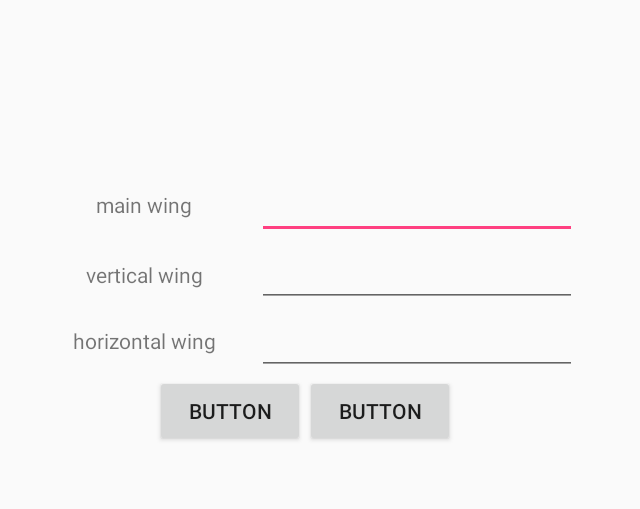
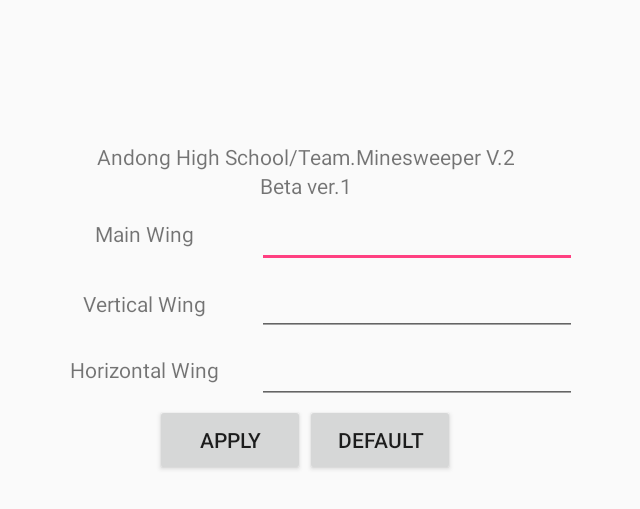
Before and after one commit to j3j3y123/FTMinesweeper, an Android app: the SettingActivity screen opened directly, with no data from a screen before it, on a phone screen of 824 x 412 dp (held sideways). Shown: the top 509 px of the screen, without its empty margins (313-953 px from the left). Run offline under Robolectric (Android 15) with nearby library versions, the phone set to English and light mode, and no system bars.

Commit message:
설정 화면 다듬기

```diff
--- a/app/src/main/java/school/high/andong/ftminesweeper/ControlActivity.java
+++ b/app/src/main/java/school/high/andong/ftminesweeper/ControlActivity.java
@@ -66,13 +66,20 @@ public class ControlActivity extends AppCompatActivity {
         setting_btn.setOnClickListener(new View.OnClickListener() {
             @Override
             public void onClick(View v) {
-                startActivity(new Intent(getApplicationContext(),SettingActivity.class), true);
+                startActivity(new Intent(getApplicationContext(), SettingActivity.class), true);
 
             }
         });
         /*
           설정 버튼 눌렀을때 설정으로 이동
          */
+
+        stop_btn.setOnClickListener(new View.OnClickListener() {
+            @Override
+            public void onClick(View view) {
+                startActivity(new Intent(getApplicationContext(), MainActivity.class), true);
+            }
+        });
 
         auto_d.setOnSeekBarChangeListener(new SeekBar.OnSeekBarChangeListener() {
             @Override
--- a/app/src/main/java/school/high/andong/ftminesweeper/SettingActivity.java
+++ b/app/src/main/java/school/high/andong/ftminesweeper/SettingActivity.java
@@ -2,6 +2,9 @@ package school.high.andong.ftminesweeper;
 
 import android.os.Bundle;
 import android.support.v7.app.AppCompatActivity;
+import android.view.View;
+import android.widget.Button;
+import android.widget.EditText;
 
 public class SettingActivity extends AppCompatActivity{
 
@@ -9,5 +12,28 @@ public class SettingActivity extends AppCompatActivity{
     protected void onCreate(Bundle savedInstanceState) {
         super.onCreate(savedInstanceState);
         setContentView(R.layout.layout_setting);
+
+        final Button btn_apply = findViewById(R.id.btn_apply);
+        final Button btn_default = findViewById(R.id.btn_default);
+
+        final EditText mainwing = findViewById(R.id.mainwing);
+        final EditText verticalwing = findViewById(R.id.verticalwing);
+        final EditText horizontalwing = findViewById(R.id.horizontalwing);
+
+        btn_apply.setOnClickListener(new View.OnClickListener() {
+            @Override
+            public void onClick(View view) {
+                finish();
+            }
+        });
+
+        btn_default.setOnClickListener(new View.OnClickListener() {
+            @Override
+            public void onClick(View view) {
+                mainwing.setText("0");
+                verticalwing.setText("0");
+                horizontalwing.setText("0");
+            }
+        });
     }
 }
--- a/app/src/main/res/layout-land/layout_setting.xml
+++ b/app/src/main/res/layout-land/layout_setting.xml
@@ -1,6 +1,5 @@
 <?xml version="1.0" encoding="utf-8"?>
 <LinearLayout xmlns:android="http://schemas.android.com/apk/res/android"
-    xmlns:app="http://schemas.android.com/apk/res-auto"
     xmlns:tools="http://schemas.android.com/tools"
     android:layout_width="match_parent"
     android:layout_height="match_parent"
@@ -11,11 +10,29 @@
         android:layout_width="wrap_content"
         android:layout_height="wrap_content"
         android:gravity="center"
+        android:orientation="vertical">
+
+        <TextView
+            android:layout_width="match_parent"
+            android:layout_height="wrap_content"
+            android:text="@string/information_text_1"
+            android:textAlignment="center" />
+
+        <TextView
+            android:layout_width="match_parent"
+            android:layout_height="wrap_content"
+            android:text="@string/information_text_2"
+            android:textAlignment="center" />
+    </LinearLayout>
+
+    <LinearLayout
+        android:layout_width="wrap_content"
+        android:layout_height="wrap_content"
+        android:gravity="center"
         tools:layout_editor_absoluteX="0dp"
         tools:layout_editor_absoluteY="0dp">
 
         <TextView
-            android:id="@+id/text_mainwing"
             android:layout_width="150dp"
             android:layout_height="wrap_content"
             android:layout_weight="1"
@@ -23,7 +40,7 @@
             android:textAlignment="center" />
 
         <EditText
-            android:id="@+id/editText4"
+            android:id="@+id/mainwing"
             android:layout_width="match_parent"
             android:layout_height="wrap_content"
             android:layout_weight="1"
@@ -38,7 +55,6 @@
         android:orientation="horizontal">
 
         <TextView
-            android:id="@+id/text_verticalwing"
             android:layout_width="150dp"
             android:layout_height="wrap_content"
             android:layout_weight="1"
@@ -46,7 +62,7 @@
             android:textAlignment="center" />
 
         <EditText
-            android:id="@+id/editText5"
+            android:id="@+id/verticalwing"
             android:layout_width="match_parent"
             android:layout_height="wrap_content"
             android:layout_weight="1"
@@ -63,7 +79,6 @@
         tools:layout_editor_absoluteY="0dp">
 
         <TextView
-            android:id="@+id/text_horizontalwing"
             android:layout_width="150dp"
             android:layout_height="wrap_content"
             android:layout_weight="1"
@@ -71,7 +86,7 @@
             android:textAlignment="center" />
 
         <EditText
-            android:id="@+id/editText6"
+            android:id="@+id/horizontalwing"
             android:layout_width="match_parent"
             android:layout_height="wrap_content"
             android:layout_weight="1"
@@ -86,18 +101,18 @@
         android:orientation="horizontal">
 
         <Button
-            android:id="@+id/button3"
+            android:id="@+id/btn_apply"
             android:layout_width="100dp"
             android:layout_height="wrap_content"
             android:layout_weight="0"
-            android:text="Button" />
+            android:text="@string/btn_apply" />
 
         <Button
-            android:id="@+id/button4"
+            android:id="@+id/btn_default"
             android:layout_width="100dp"
             android:layout_height="wrap_content"
             android:layout_weight="0"
-            android:text="Button" />
+            android:text="@string/btn_default" />
     </LinearLayout>
 
 </LinearLayout>
--- a/app/src/main/res/values/strings.xml
+++ b/app/src/main/res/values/strings.xml
@@ -14,13 +14,17 @@
     <string name="bt_not_enabled_leaving">Bluetooth was not enabled. Leaving FTMinesweeper</string>
     <string name="title_connecting">connecting...</string>
     <string name="title_not_connected">not connected</string>
-    <string name="btn_setting">setting</string>
-    <string name="btn_stop">stop</string>
-    <string name="btn_connect">connect</string>
-    <string name="btn_exit">exit</string>
-    <string name="btn_disconnect">disconnect</string>
-    <string name="text_mainwing">main wing</string>
-    <string name="text_horizontalwing">horizontal wing</string>
-    <string name="text_verticalwing">vertical wing</string>
+    <string name="btn_setting">Setting</string>
+    <string name="btn_stop">Stop</string>
+    <string name="btn_connect">Connect</string>
+    <string name="btn_exit">Exit</string>
+    <string name="btn_disconnect">Disconnect</string>
+    <string name="btn_default">Default</string>
+    <string name="btn_apply">Apply</string>
+    <string name="text_mainwing">Main Wing</string>
+    <string name="text_horizontalwing">Horizontal Wing</string>
+    <string name="text_verticalwing">Vertical Wing</string>
     <string name="switch_auto">Auto</string>
+    <string name="information_text_1">Andong High School/Team.Minesweeper V.2</string>
+    <string name="information_text_2">Beta ver.1</string>
 </resources>
```
Also changed, not shown: 1 other file.
